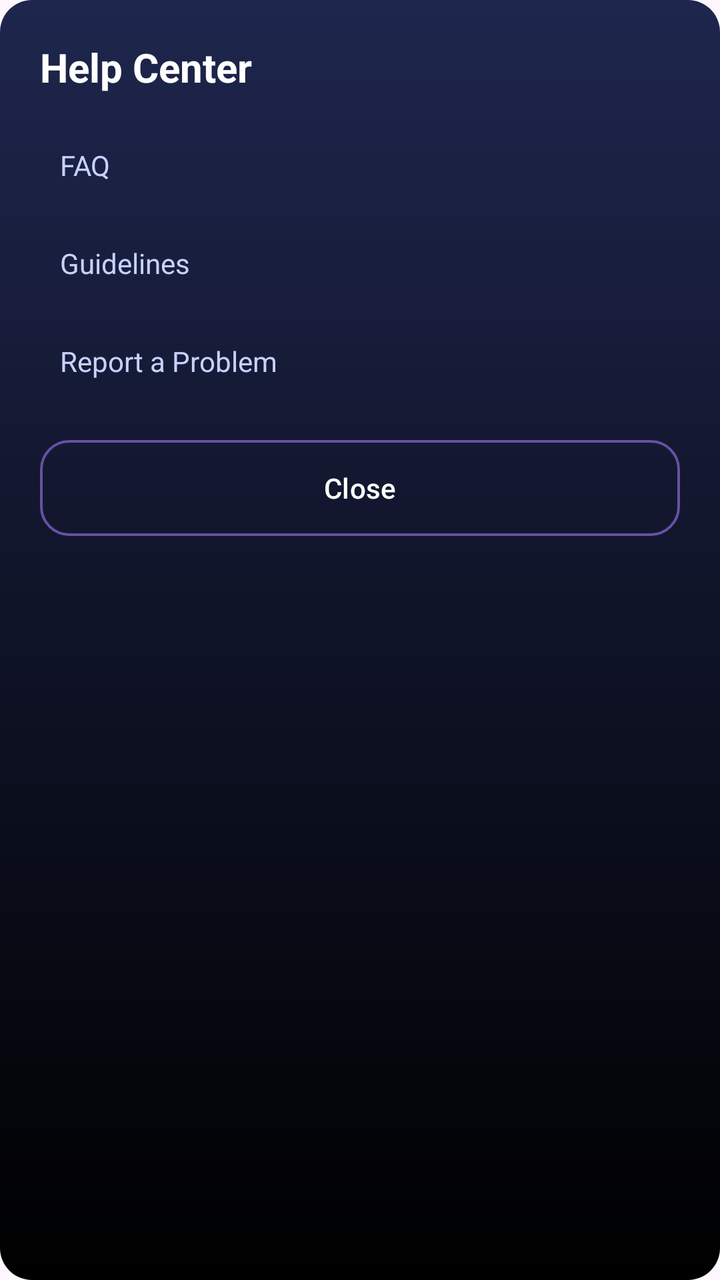
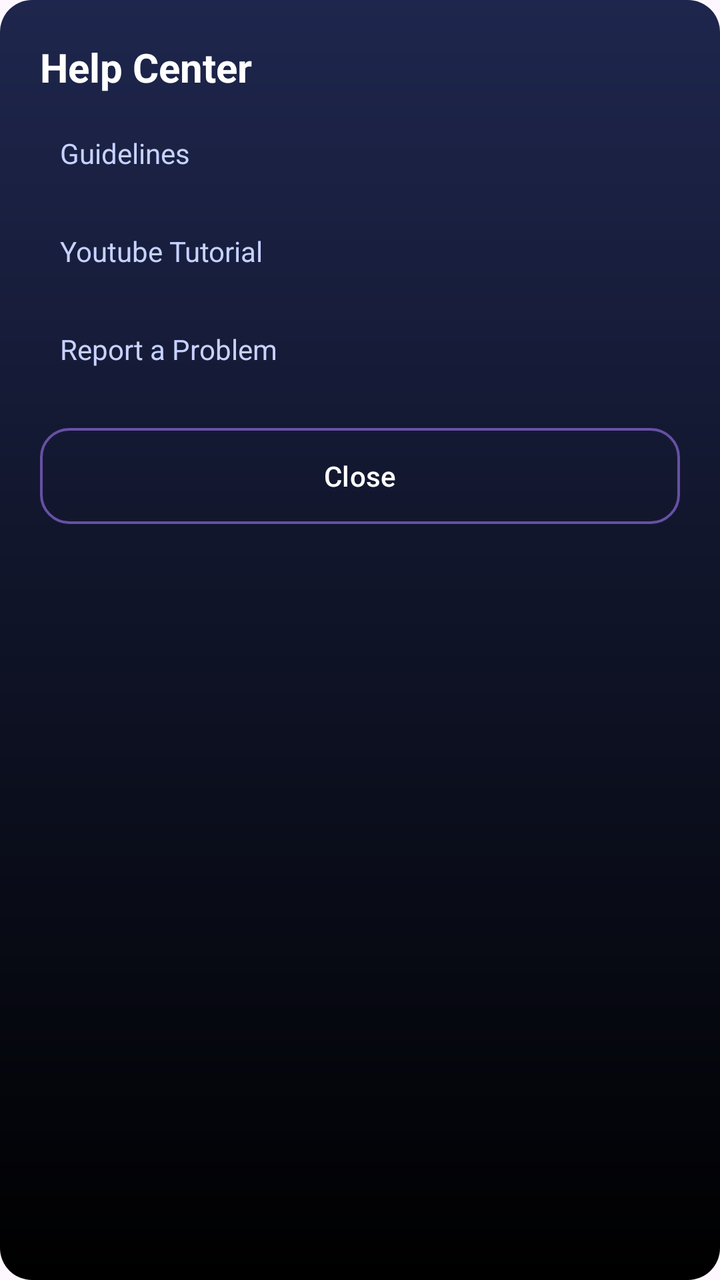

Screens rendered from an Android XML layout before and after an edit, with the pre-edit source and the edit as a unified diff.
<!-- AndroidManifest.xml: application theme Theme.TeachSync -->
<!-- res/layout/dialog_help.xml -->
<?xml version="1.0" encoding="utf-8"?>
<LinearLayout xmlns:android="http://schemas.android.com/apk/res/android"
    android:layout_width="match_parent"
    android:layout_height="wrap_content"
    android:background="@drawable/bg_dialog"
    android:orientation="vertical"
    android:padding="20dp">

    <TextView
        android:layout_width="wrap_content"
        android:layout_height="wrap_content"
        android:text="Help Center"
        android:textColor="#FFFFFF"
        android:textSize="20sp"
        android:textStyle="bold" />

    <TextView
        android:id="@+id/tvFAQ"
        android:layout_width="match_parent"
        android:layout_height="wrap_content"
        android:layout_marginTop="16dp"
        android:background="?attr/selectableItemBackground"
        android:clickable="true"
        android:focusable="true"
        android:padding="10dp"
        android:text="FAQ"
        android:textColor="#C7D2FF" />

    <TextView
        android:id="@+id/tvGuidelines"
        android:layout_width="match_parent"
        android:layout_height="wrap_content"
        android:layout_marginTop="10dp"
        android:background="?attr/selectableItemBackground"
        android:clickable="true"
        android:focusable="true"
        android:padding="10dp"
        android:text="Guidelines"
        android:textColor="#C7D2FF" />

    <TextView
        android:id="@+id/tvReportProblem"
        android:layout_width="wrap_content"
        android:layout_height="wrap_content"
        android:layout_marginTop="10dp"
        android:background="?attr/selectableItemBackground"
        android:clickable="true"
        android:focusable="true"
        android:padding="10dp"
        android:text="Report a Problem"
        android:textColor="#C7D2FF" />

    <Button
        android:id="@+id/btnHelpClose"
        android:layout_width="match_parent"
        android:layout_height="wrap_content"
        android:layout_marginTop="20dp"
        android:background="@drawable/btn_dialog_outline"
        android:text="Close"
        android:textAllCaps="false"
        android:textColor="#FFFFFF" />

</LinearLayout>
<!-- resources referenced by this layout -->
<resources>
  <!-- drawable bg_dialog (drawable) -->
  <shape xmlns:android="http://schemas.android.com/apk/res/android"
      android:shape="rectangle">
      <gradient
          android:startColor="#1E264D"
          android:endColor="#000000"
          android:type="linear"
          android:angle="270"/>
      <corners android:radius="16dp" />
  </shape>
  <!-- drawable btn_dialog_outline (drawable) -->
  <shape xmlns:android="http://schemas.android.com/apk/res/android">
      <stroke android:width="1.2dp" android:color="#3A4470"/>
      <corners android:radius="14dp"/>
      <solid android:color="@android:color/transparent"/>
  </shape>
  <style name="Theme.TeachSync" parent="Base.Theme.TeachSync" />
  <style name="Base.Theme.TeachSync" parent="Theme.Material3.DayNight.NoActionBar">
          
          
      </style>
</resources>

<!-- the commit's change to res/layout/dialog_help.xml (unified diff, before → after) -->
@@ -24,7 +24,8 @@
         android:focusable="true"
         android:padding="10dp"
         android:text="FAQ"
-        android:textColor="#C7D2FF" />
+        android:textColor="#C7D2FF"
+        android:visibility="gone" />
 
     <TextView
         android:id="@+id/tvGuidelines"
@@ -36,6 +37,19 @@
         android:focusable="true"
         android:padding="10dp"
         android:text="Guidelines"
+        android:textColor="#C7D2FF" />
+
+
+    <TextView
+        android:id="@+id/tvTutorial"
+        android:layout_width="match_parent"
+        android:layout_height="wrap_content"
+        android:layout_marginTop="10dp"
+        android:background="?attr/selectableItemBackground"
+        android:clickable="true"
+        android:focusable="true"
+        android:padding="10dp"
+        android:text="Youtube Tutorial"
         android:textColor="#C7D2FF" />
 
     <TextView
